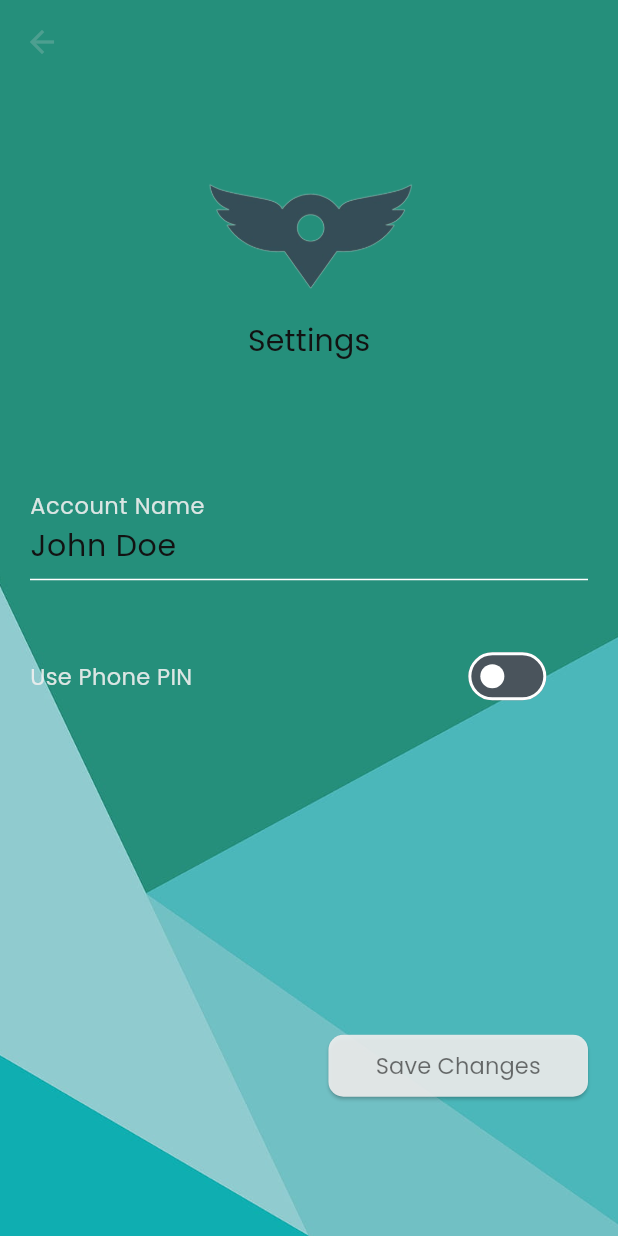
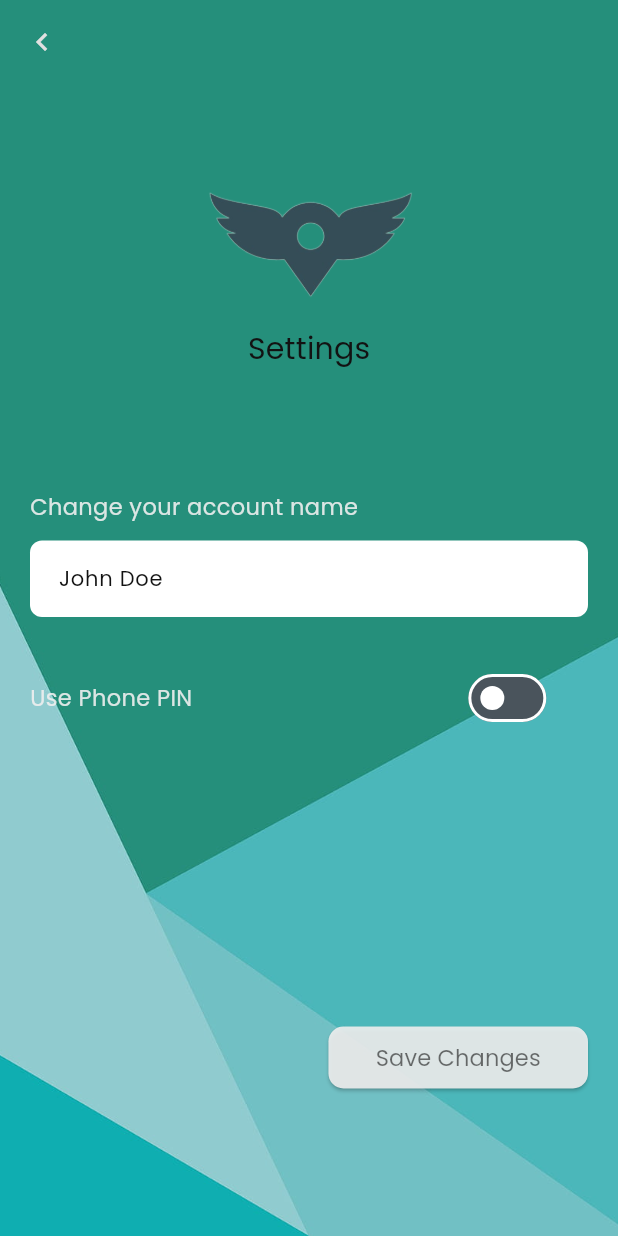
Before and after one commit to akashTharuka/vlc_msg_app, a Flutter app: the SettingsPage screen opened directly, on a phone screen of 412 x 824 dp. Run offline on Flutter 3.47's test engine with Material 3 defaults, Android fonts, the light colour scheme and no system bars; our stand-ins replace camera, faker, flutter_svg, qr_flutter, shared_preferences, sqflite and 1 more; missing offline and left inert: fast_rsa, flutter_barcode_scanner, torch_light; accounts and stored records are empty.

Commit message:
add UI fixes

```diff
--- a/lib/pages/settings.dart
+++ b/lib/pages/settings.dart
@@ -1,4 +1,5 @@
 import 'package:flutter/material.dart';
+import 'package:vlc_msg_app/pages/home_screen.dart';
 
 class SettingsPage extends StatefulWidget {
   const SettingsPage({Key? key});
@@ -20,6 +21,7 @@ class _SettingsPageState extends State<SettingsPage> {
   @override
   Widget build(BuildContext context) {
     return Stack(
+
       children: <Widget>[
         // The Container with the background image
         Container(
@@ -35,10 +37,7 @@ class _SettingsPageState extends State<SettingsPage> {
         Scaffold(
           backgroundColor:
               Colors.transparent, // it's important to make it transparent
-          appBar: AppBar(
-            backgroundColor: Colors.transparent, // here too
-            elevation: 0, // and here
-          ),
+          appBar: appBar(context),
           body: Container(
             alignment: Alignment.center,
             padding:
@@ -62,21 +61,48 @@ class _SettingsPageState extends State<SettingsPage> {
                   ),
                   SizedBox(height: 80),
                   Container(
-                    child: TextField(
-                      controller: _nameController,
-                      decoration: InputDecoration(
-                        labelText: 'Account Name',
-                        labelStyle: TextStyle(
+                    alignment: Alignment.centerLeft, // Add this
+                    child: Text(
+                      "Change your account name",
+                      style: TextStyle(
                         color: Color.fromARGB(230, 239, 239,
                             239), // Change this to your desired color
                       ),
+                    ),
+                  ),
+                  SizedBox(
+                    height: 12,
+                  ),
+                  Container(
+                    alignment: Alignment.centerLeft,
+                    child: Container(
+                      child: TextField(
+                        controller: _nameController,
+                        textAlign: TextAlign.left,
+                        style: TextStyle(
+                          fontSize: 14, // Change this to your desired font size
+                        ),
+                        decoration: InputDecoration(
+                          contentPadding: const EdgeInsets.all(15),
                           hintText: _nameController.text.isEmpty
                               ? 'Enter account name'
                               : _nameController.text,
+                          hintStyle: TextStyle(
+                            color: Theme.of(context).colorScheme.onSecondary,
+                            fontSize: 14,
+                          ),
+                          filled: true,
+                          fillColor: Colors.white,
+                          // fillColor: Theme.of(context).colorScheme.onSurface, // This will change the text field color
+                          border: OutlineInputBorder(
+                            borderRadius: BorderRadius.circular(8.0),
+                            borderSide: BorderSide.none,
                           ),
                         ),
                       ),
-                  SizedBox(height: 40),
+                    ),
+                  ),
+                  SizedBox(height: 30),
                   Row(
                     children: <Widget>[
                       Text(
@@ -96,7 +122,7 @@ class _SettingsPageState extends State<SettingsPage> {
                       ),
                     ],
                   ),
-                  SizedBox(height: 200),
+                  SizedBox(height: 180),
                   Align(
                     alignment: Alignment.topRight,
                     child: Container(
@@ -137,3 +163,21 @@ class _SettingsPageState extends State<SettingsPage> {
     );
   }
 }
+
+
+AppBar appBar(BuildContext context) {
+    return AppBar(
+      backgroundColor: Colors.transparent, // here too
+      elevation: 0, // and here
+      leading: IconButton(
+          icon: const Icon(Icons.keyboard_arrow_left),
+          onPressed: () {
+            Navigator.pushReplacement(
+              context,
+              MaterialPageRoute(builder: (context) => const HomeScreen()),
+            );
+          },
+          color: Theme.of(context).colorScheme.background,
+      ),
+    );
+  }
```
Also changed, not shown: lib/pages/contacts/contacts_screen.dart (+7 -7 lines), lib/pages/message_history.dart (+44 -14 lines), lib/pages/receive_message.dart (+41 -30 lines), lib/pages/send_msg_screen.dart (+9 -9 lines). Lines whose indentation alone changed are shown as unchanged.
